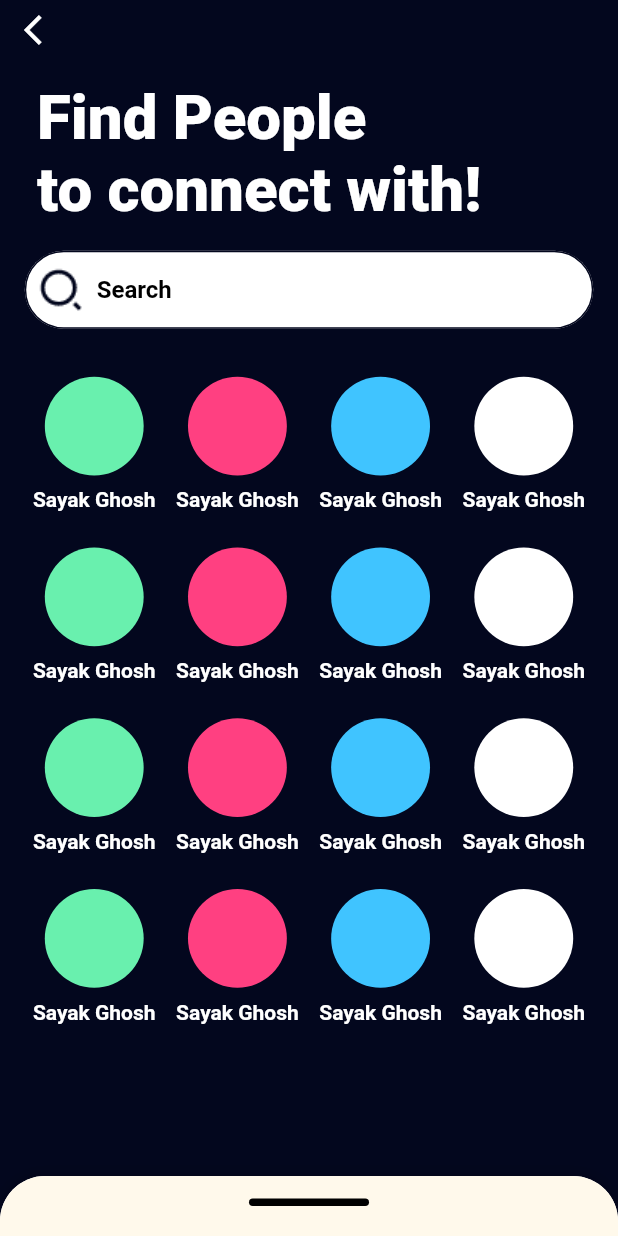
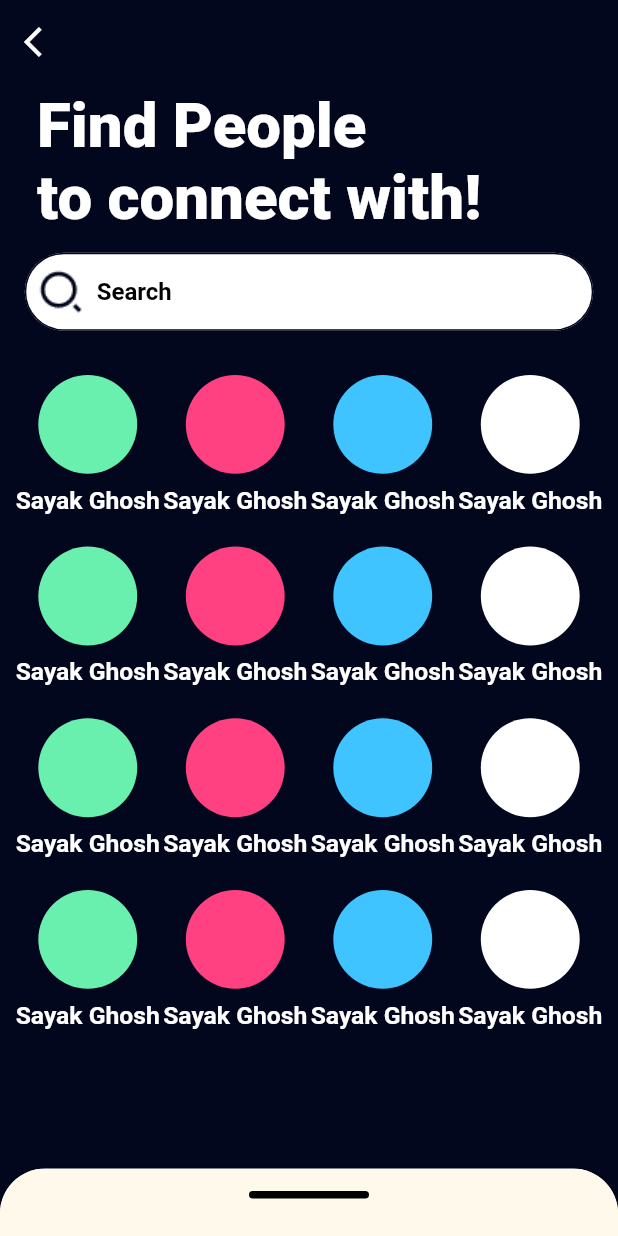
Before and after one commit to samwilson0745/prisavelo_ui, a Flutter app: the screen it shows after launch, on a phone screen of 412 x 824 dp. Run offline on Flutter 3.47's test engine with Material 2 defaults, Android fonts, the phone set to English and light mode, and no system bars; drawn by our look-alikes of sliding_up_panel; our stand-ins replace readmore; missing offline and left inert: dart:ffi.

Commit message:
few changes

```diff
--- a/lib/MainPages/Search.dart
+++ b/lib/MainPages/Search.dart
@@ -31,7 +31,6 @@ class _SearchState extends State<Search> {
           icon: Icon(Icons.arrow_back_ios,color: Colors.white,),
         ),
         backgroundColor: Color(0xff03071e),
-        toolbarHeight: 30,
         elevation: 0.0,
       ),
       body: Container(
@@ -40,8 +39,8 @@ class _SearchState extends State<Search> {
           color: Color(0xff03071e),
           child: SlidingUpPanel(
             controller: panelController,
-            minHeight: 40,
-            maxHeight: size.height>700?size.height/1.45:size.height/1.55,
+            minHeight: size.height>780?45:35,
+            maxHeight: size.height>700?size.height/1.45:size.height/1.6,
             borderRadius: BorderRadius.only(
                 topLeft: Radius.circular(30),
                 topRight: Radius.circular(30)
@@ -79,12 +78,11 @@ class _SearchState extends State<Search> {
                 )
             ),
             body: Container(
-              margin: EdgeInsets.symmetric(vertical: size.height*0.02),
               child: Column(
                 crossAxisAlignment: CrossAxisAlignment.start,
                 children: [
                   Padding(
-                    padding: EdgeInsets.symmetric(horizontal: size.width*0.06,vertical: size.height*0.01),
+                    padding: EdgeInsets.symmetric(horizontal: size.width*0.06,vertical: size.height*0.005),
                     child: Text("Find People\nto connect with!",style: TextStyle(color: Colors.white,fontSize: size.height*0.05,fontWeight: FontWeight.w800),),
                   ),
                   Padding(
@@ -153,7 +151,7 @@ class _SearchState extends State<Search> {
               // backgroundImage: NetworkImage(image),
             ),
             SizedBox(height: size.height*0.01,),
-            Text(username,style: TextStyle(color: Colors.white,fontWeight: FontWeight.bold),)
+            Text(username,style: TextStyle(color: Colors.white,fontWeight: FontWeight.bold,fontSize: size.height*0.02),)
           ],
         )
     );
```
